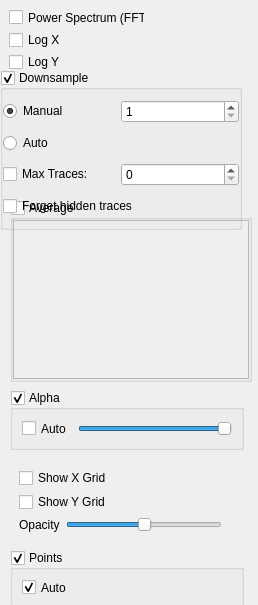
This is pyqtgraph/graphicsItems/PlotItem/plotConfigTemplate.ui in pyqtgraph/pyqtgraph as Qt 5 draws it before an edit. The edited form follows.
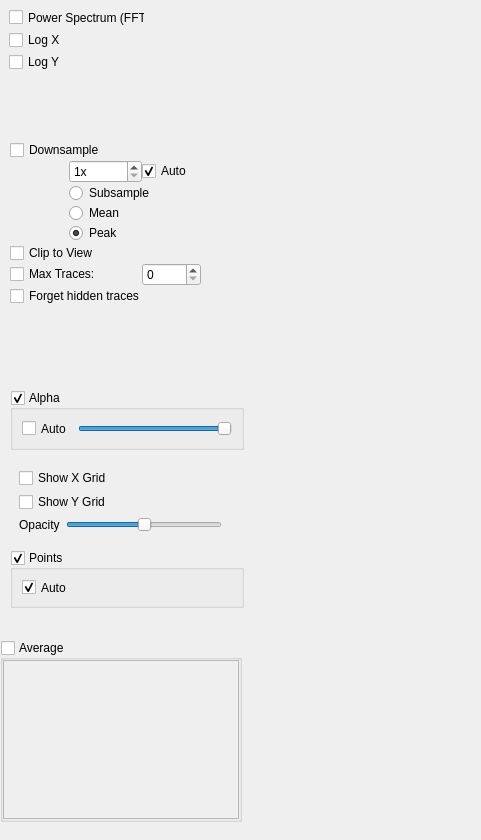
This is the edited form.

What changed in the file:
```diff
--- a/pyqtgraph/graphicsItems/PlotItem/plotConfigTemplate.ui
+++ b/pyqtgraph/graphicsItems/PlotItem/plotConfigTemplate.ui
@@ -6,8 +6,8 @@
    <rect>
     <x>0</x>
     <y>0</y>
-    <width>258</width>
-    <height>605</height>
+    <width>481</width>
+    <height>840</height>
    </rect>
   </property>
   <property name="windowTitle">
@@ -16,8 +16,8 @@
   <widget class="QGroupBox" name="averageGroup">
    <property name="geometry">
     <rect>
-     <x>10</x>
-     <y>200</y>
+     <x>0</x>
+     <y>640</y>
      <width>242</width>
      <height>182</height>
     </rect>
@@ -46,21 +46,15 @@
     </item>
    </layout>
   </widget>
-  <widget class="QGroupBox" name="decimateGroup">
+  <widget class="QFrame" name="decimateGroup">
    <property name="geometry">
     <rect>
-     <x>0</x>
-     <y>70</y>
-     <width>242</width>
-     <height>160</height>
+     <x>10</x>
+     <y>140</y>
+     <width>191</width>
+     <height>171</height>
     </rect>
    </property>
-   <property name="title">
-    <string>Downsample</string>
-   </property>
-   <property name="checkable">
-    <bool>true</bool>
-   </property>
    <layout class="QGridLayout" name="gridLayout_4">
     <property name="margin">
      <number>0</number>
@@ -68,40 +62,17 @@
     <property name="spacing">
      <number>0</number>
     </property>
-    <item row="0" column="0">
-     <widget class="QRadioButton" name="manualDecimateRadio">
-      <property name="text">
-       <string>Manual</string>
+    <item row="7" column="0" colspan="3">
+     <widget class="QCheckBox" name="clipToViewCheck">
+      <property name="toolTip">
+       <string>Plot only the portion of each curve that is visible. This assumes X values are uniformly spaced.</string>
       </property>
-      <property name="checked">
-       <bool>true</bool>
-      </property>
-     </widget>
-    </item>
-    <item row="0" column="1">
-     <widget class="QSpinBox" name="downsampleSpin">
-      <property name="minimum">
-       <number>1</number>
-      </property>
-      <property name="maximum">
-       <number>100000</number>
-      </property>
-      <property name="value">
-       <number>1</number>
-      </property>
-     </widget>
-    </item>
-    <item row="1" column="0">
-     <widget class="QRadioButton" name="autoDecimateRadio">
       <property name="text">
-       <string>Auto</string>
+       <string>Clip to View</string>
       </property>
-      <property name="checked">
-       <bool>false</bool>
-      </property>
      </widget>
     </item>
-    <item row="2" column="0">
+    <item row="8" column="0" colspan="2">
      <widget class="QCheckBox" name="maxTracesCheck">
       <property name="toolTip">
        <string>If multiple curves are displayed in this plot, check this box to limit the number of traces that are displayed.</string>
@@ -111,14 +82,34 @@
       </property>
      </widget>
     </item>
-    <item row="2" column="1">
+    <item row="0" column="0" colspan="3">
+     <widget class="QCheckBox" name="downsampleCheck">
+      <property name="text">
+       <string>Downsample</string>
+      </property>
+     </widget>
+    </item>
+    <item row="6" column="1" colspan="2">
+     <widget class="QRadioButton" name="peakRadio">
+      <property name="toolTip">
+       <string>Downsample by drawing a saw wave that follows the min and max of the original data. This method produces the best visual representation of the data but is slower.</string>
+      </property>
+      <property name="text">
+       <string>Peak</string>
+      </property>
+      <property name="checked">
+       <bool>true</bool>
+      </property>
+     </widget>
+    </item>
+    <item row="8" column="2">
      <widget class="QSpinBox" name="maxTracesSpin">
       <property name="toolTip">
        <string>If multiple curves are displayed in this plot, check &quot;Max Traces&quot; and set this value to limit the number of traces that are displayed.</string>
       </property>
      </widget>
     </item>
-    <item row="3" column="0" colspan="2">
+    <item row="9" column="0" colspan="3">
      <widget class="QCheckBox" name="forgetTracesCheck">
       <property name="toolTip">
        <string>If MaxTraces is checked, remove curves from memory after they are hidden (saves memory, but traces can not be un-hidden).</string>
@@ -128,6 +119,74 @@
       </property>
      </widget>
     </item>
+    <item row="3" column="1" colspan="2">
+     <widget class="QRadioButton" name="meanRadio">
+      <property name="toolTip">
+       <string>Downsample by taking the mean of N samples.</string>
+      </property>
+      <property name="text">
+       <string>Mean</string>
+      </property>
+     </widget>
+    </item>
+    <item row="2" column="1" colspan="2">
+     <widget class="QRadioButton" name="subsampleRadio">
+      <property name="toolTip">
+       <string>Downsample by taking the first of N samples. This method is fastest and least accurate.</string>
+      </property>
+      <property name="text">
+       <string>Subsample</string>
+      </property>
+     </widget>
+    </item>
+    <item row="1" column="2">
+     <widget class="QCheckBox" name="autoDownsampleCheck">
+      <property name="toolTip">
+       <string>Automatically downsample data based on the visible range. This assumes X values are uniformly spaced.</string>
+      </property>
+      <property name="text">
+       <string>Auto</string>
+      </property>
+      <property name="checked">
+       <bool>true</bool>
+      </property>
+     </widget>
+    </item>
+    <item row="2" column="0">
+     <spacer name="horizontalSpacer">
+      <property name="orientation">
+       <enum>Qt::Horizontal</enum>
+      </property>
+      <property name="sizeType">
+       <enum>QSizePolicy::Maximum</enum>
+      </property>
+      <property name="sizeHint" stdset="0">
+       <size>
+        <width>30</width>
+        <height>20</height>
+       </size>
+      </property>
+     </spacer>
+    </item>
+    <item row="1" column="1">
+     <widget class="QSpinBox" name="downsampleSpin">
+      <property name="toolTip">
+       <string>Downsample data before plotting. (plot every Nth sample)</string>
+      </property>
+      <property name="suffix">
+       <string>x</string>
+      </property>
+      <property name="minimum">
+       <number>1</number>
+      </property>
+      <property name="maximum">
+       <number>100000</number>
+      </property>
+      <property name="value">
+       <number>1</number>
+      </property>
+     </widget>
+    </item>
    </layout>
   </widget>
   <widget class="QFrame" name="transformGroup">
```
